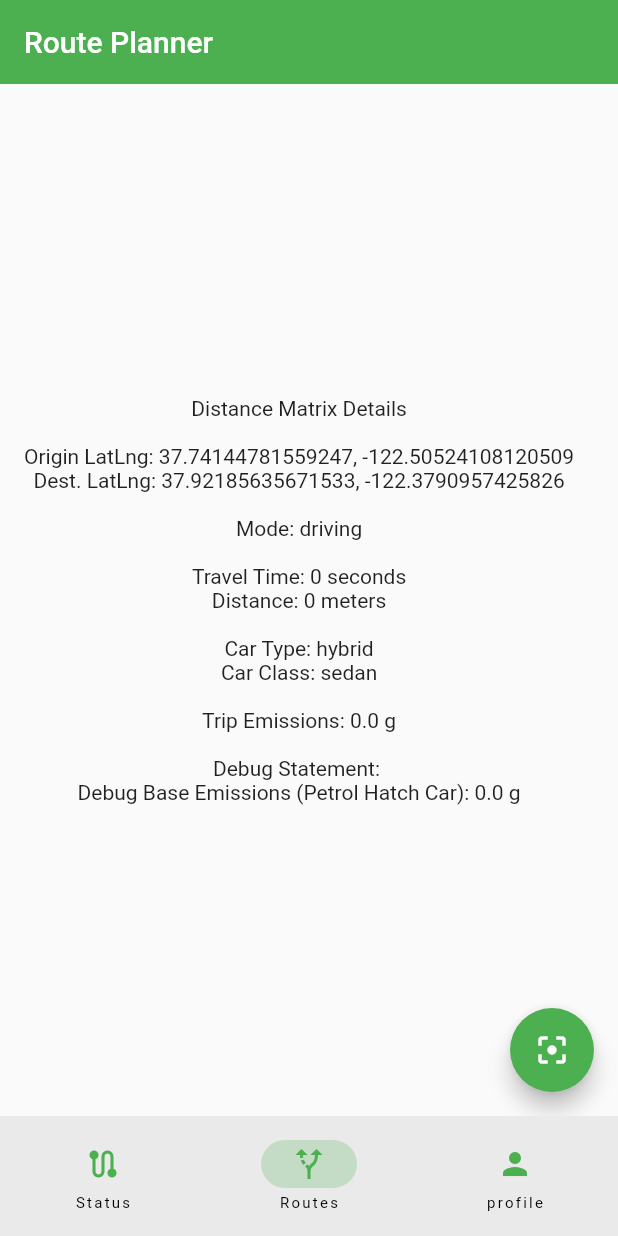
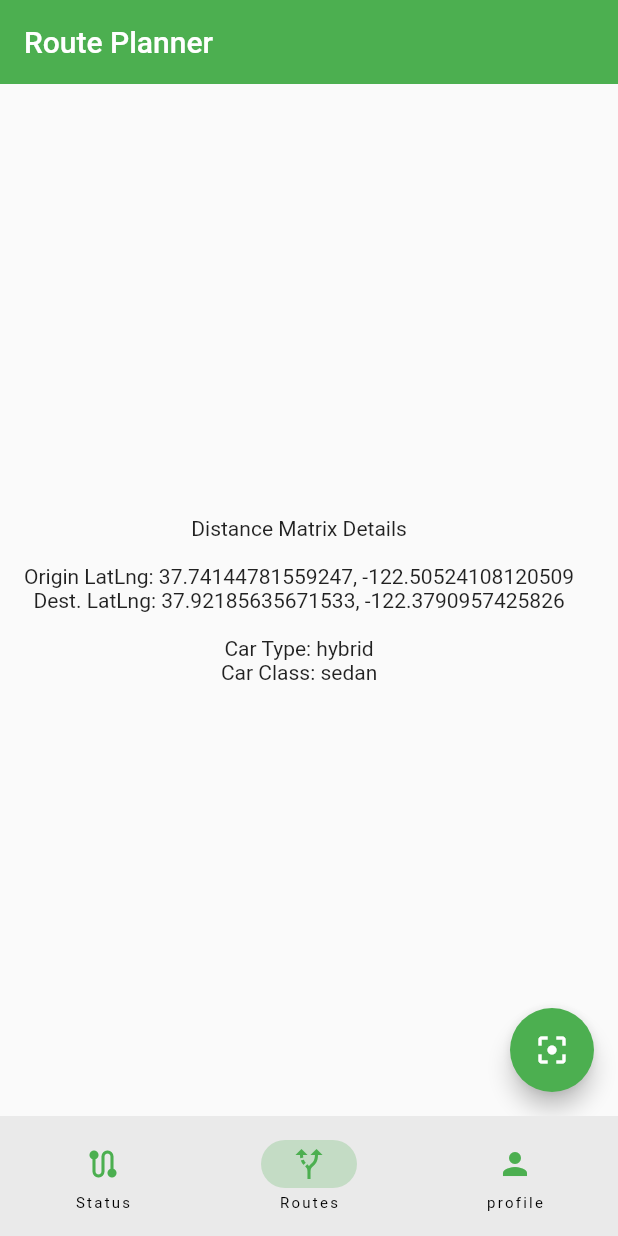
Before and after one commit to Arjdroid/greenifytransit, a Flutter app: the screen it shows after launch, item 2 of the bottom bar chosen, on a phone screen of 412 x 824 dp. Run offline on Flutter 3.47's test engine with Material 2 defaults, Android fonts, the phone set to English and light mode, and no system bars; our stand-ins replace syncfusion_flutter_charts.

Commit message:
Semi-Working CO2 Calculations inside of getSuggest

```diff
--- a/lib/routes_planner.dart
+++ b/lib/routes_planner.dart
@@ -116,22 +116,13 @@ class _RoutesPlannerState extends State<RoutesPlanner> {
     //print('$response');
     if (response.statusCode == 200) {
       print('Request Successfull!'); // For Debug
-      /*
-      setState(() {
-        duration =
-            data['rows'][0]['elements'][0]['duration']['value']; // Seconds
-        distance =
-            data['rows'][0]['elements'][0]['distance']['value']; // Meters
-        //getCarbonEmissions(tMode, cTyp, cCls);
-      });
-      */
       var iterativeDuration =
           data['rows'][0]['elements'][0]['duration']['value']; // Seconds
       var iterativeDistance =
           data['rows'][0]['elements'][0]['distance']['value']; // Meters
-      //getCarbonEmissions(mode, cTyp, cCls);
+      getCarbonEmissions(mode, cTyp, cCls);
       // Make a list of all the data
-      List iterativeData = [iterativeDuration, iterativeDistance];
+      List iterativeData = [iterativeDuration, iterativeDistance, emissions];
       print('$iterativeData');
       return iterativeData;
     } else {
@@ -140,20 +131,9 @@ class _RoutesPlannerState extends State<RoutesPlanner> {
   }
 
   // Function that calculates the Carbon Emissions of A Journey
-  Future<double> getCarbonEmissions(mode, carType, carClass) async {
+  double getCarbonEmissions(mode, carType, carClass) {
     // Source: https://www.eea.europa.eu/highlights/average-co2-emissions-from-new-cars-vans-2019
     // Average car emits 122.4 grams of CO2 per kilometre
-    /*var modeIndex = 0;
-    if (mode == 'walking') {
-      var modeIndex = 0;
-    } else if (mode == 'bicycling') {
-      var modeIndex = 1;
-    } else if (mode == 'transit') {
-      var modeIndex = 2;
-    } else if (mode == 'driving') {
-      var modeIndex = 3;
-    }*/
-    ;
     var baseCarEmission = distance * 122.4 * 0.001;
     double baseTypeEmission = 0;
     /*setState(() {
@@ -269,19 +249,19 @@ class _RoutesPlannerState extends State<RoutesPlanner> {
             Text('Dest. LatLng: $dLat, $dLng'),
             Text(' '),
             //Text('Mode: ' + modes.elementAt(0)),
-            Text('Mode: $tMode'),
-            Text(' '),
+            //Text('Mode: $tMode'),
+            //Text(' '),
             //Text('$distMatrixKey'),
-            Text('Travel Time: $duration seconds'),
-            Text('Distance: $distance meters'),
-            Text(' '),
+            //Text('Travel Time: $duration seconds'),
+            //Text('Distance: $distance meters'),
+            //Text(' '),
             Text('Car Type: $cTyp'),
             Text('Car Class: $cCls'),
-            Text(' '),
-            Text('Trip Emissions: $emissions g'),
-            Text(' '),
-            Text('Debug Statement: $debugstatement'),
-            Text('Debug Base Emissions (Petrol Hatch Car): $baseEmissions g'),
+            //Text(' '),
+            //Text('Trip Emissions: $emissions g'),
+            //Text(' '),
+            //Text('Debug Statement: $debugstatement'),
+            //Text('Debug Base Emissions (Petrol Hatch Car): $baseEmissions g'),
           ],
         ),
       ),
```
